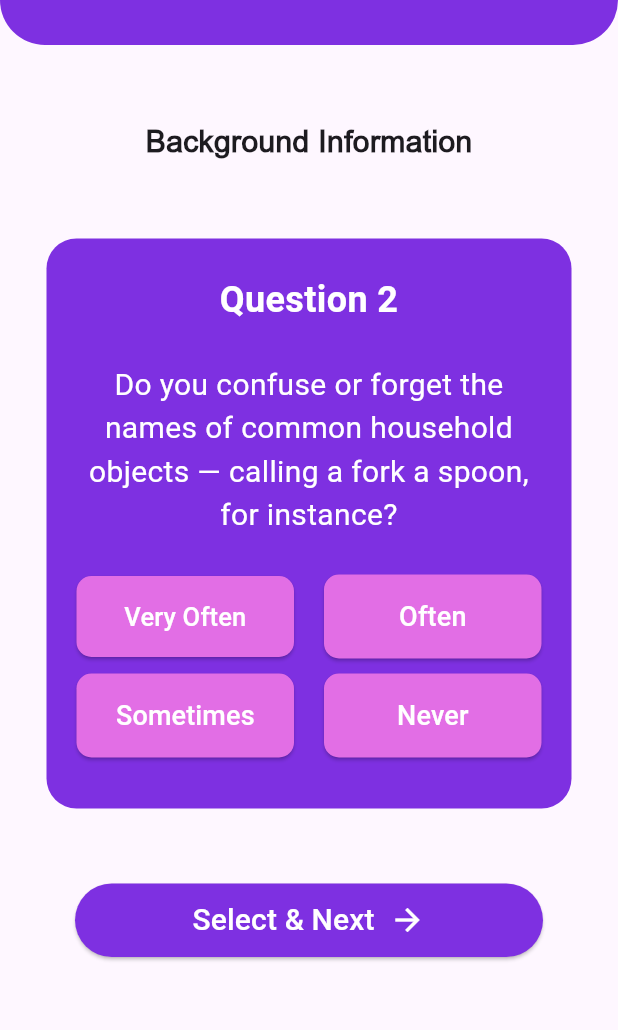
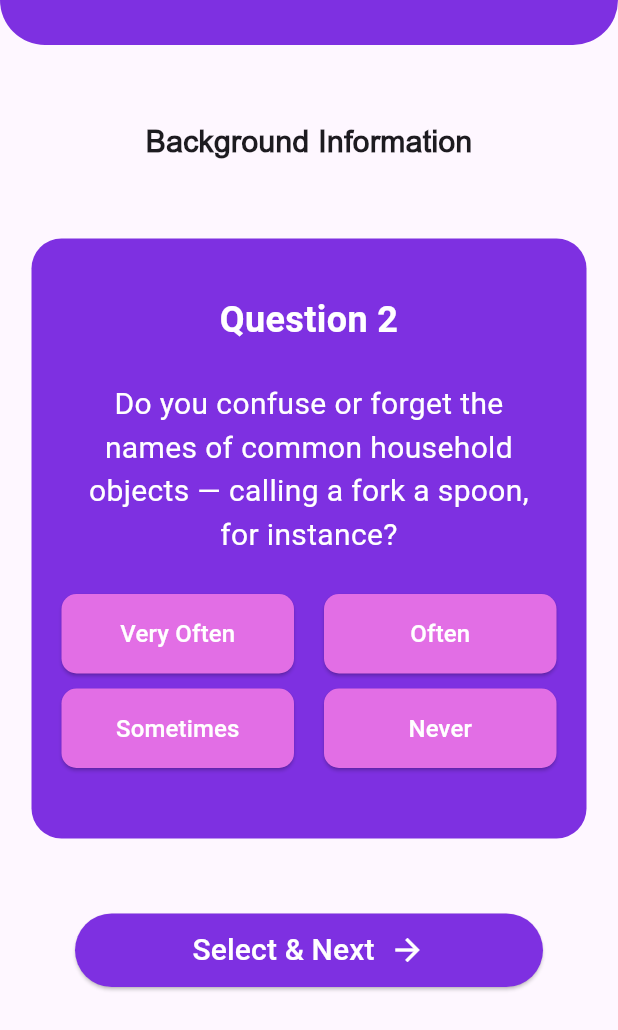
Before and after one commit to AdityaSuhane12/AKXAR_APP, a Flutter app: the QuizPage screen opened directly, after a tap on "Select & Next", on a phone screen of 412 x 824 dp. Shown: the top 1030 px of the screen. Run offline on Flutter 3.47's test engine with Material 3 defaults, Android fonts, the light colour scheme and no system bars; our stand-ins replace firebase_auth, firebase_core, firebase_database; accounts and stored records are empty.

Commit message:
little change

```diff
--- a/lib/backgroundpage/background.dart
+++ b/lib/backgroundpage/background.dart
@@ -42,8 +42,8 @@ class _QuizPageState extends State<QuizPage> {
           ),
           Center(
             child: Container(
-              width: 350,
-              height: 390,
+              width: 370,
+              height: 400,
               decoration: BoxDecoration(
                 color: const Color(0xFF7E30E1),
                 borderRadius: BorderRadius.circular(20.0),
@@ -85,7 +85,7 @@ class _QuizPageState extends State<QuizPage> {
                               child: const Text(
                                 'Very Often',
                                 style: TextStyle(
-                                    fontSize: 17, color: Colors.white),
+                                    fontSize: 16, color: Colors.white),
                               ),
                             ),
                           ),
@@ -109,7 +109,7 @@ class _QuizPageState extends State<QuizPage> {
                                 'Often',
                                 textAlign: TextAlign.start,
                                 style: TextStyle(
-                                    fontSize: 18, color: Colors.white),
+                                    fontSize: 16, color: Colors.white),
                               ),
                             ),
                           ),
@@ -140,7 +140,7 @@ class _QuizPageState extends State<QuizPage> {
                               child: const Text(
                                 'Sometimes',
                                 style: TextStyle(
-                                    fontSize: 18, color: Colors.white),
+                                    fontSize: 16, color: Colors.white),
                               ),
                             ),
                           ),
@@ -163,7 +163,7 @@ class _QuizPageState extends State<QuizPage> {
                               child: const Text(
                                 'Never',
                                 style: TextStyle(
-                                    fontSize: 18, color: Colors.white),
+                                    fontSize: 16, color: Colors.white),
                               ),
                             ),
                           ),
--- a/lib/backgroundpage/temp1background.dart
+++ b/lib/backgroundpage/temp1background.dart
@@ -40,8 +40,8 @@ class _TempBackState extends State<TempBack> {
           ),
           Center(
             child: Container(
-              width: 350,
-              height: 380,
+              width: 370,
+              height: 400,
               decoration: BoxDecoration(
                 color: const Color(0xFF7E30E1),
                 borderRadius: BorderRadius.circular(20.0),
@@ -87,7 +87,7 @@ class _TempBackState extends State<TempBack> {
                               child: const Text(
                                 'Very Often',
                                 style: TextStyle(
-                                    fontSize: 17, color: Colors.white),
+                                    fontSize: 16, color: Colors.white),
                               ),
                             ),
                           ),
@@ -111,7 +111,7 @@ class _TempBackState extends State<TempBack> {
                                 'Often',
                                 textAlign: TextAlign.start,
                                 style: TextStyle(
-                                    fontSize: 18, color: Colors.white),
+                                    fontSize: 16, color: Colors.white),
                               ),
                             ),
                           ),
@@ -142,7 +142,7 @@ class _TempBackState extends State<TempBack> {
                               child: const Text(
                                 'Sometimes',
                                 style: TextStyle(
-                                    fontSize: 18, color: Colors.white),
+                                    fontSize: 16, color: Colors.white),
                               ),
                             ),
                           ),
@@ -165,7 +165,7 @@ class _TempBackState extends State<TempBack> {
                               child: const Text(
                                 'Never',
                                 style: TextStyle(
-                                    fontSize: 18, color: Colors.white),
+                                    fontSize: 16, color: Colors.white),
                               ),
                             ),
                           ),
```
Also changed, not shown: lib/scorepage/scorePage.dart (+7 -5 lines).
